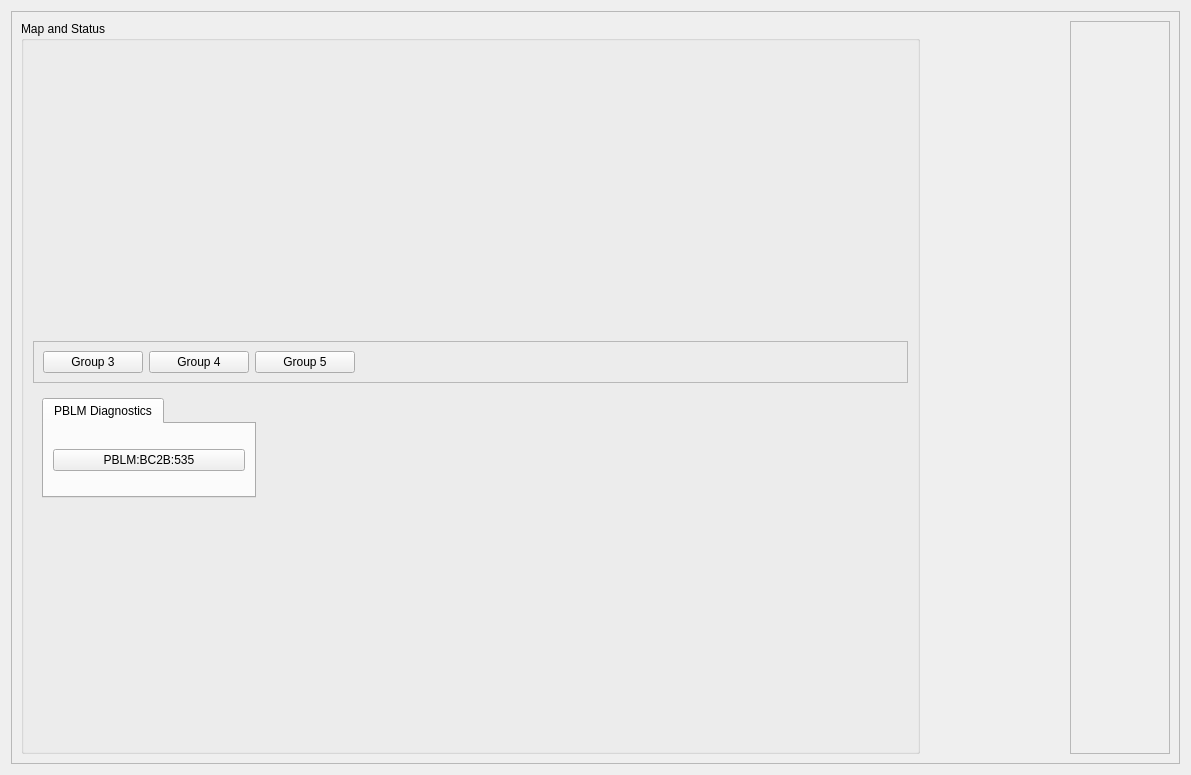
ad-build-test/pydm-mps, file l2b_main.ui: the form before one commit.
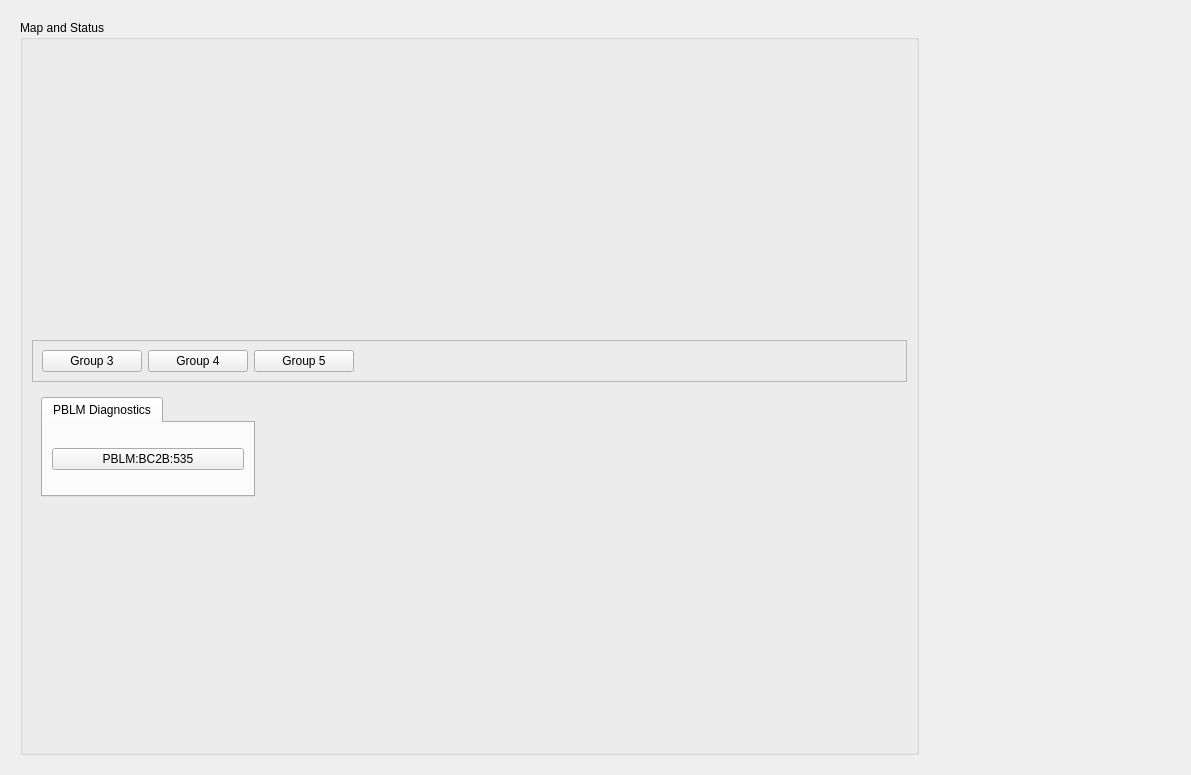
The form after the commit. Custom widgets are drawn as their Qt base class.

Patch:
```diff
--- a/l2b_main.ui
+++ b/l2b_main.ui
@@ -17,7 +17,7 @@
    <item row="0" column="0">
     <widget class="QFrame" name="frame_4">
      <property name="frameShape">
-      <enum>QFrame::StyledPanel</enum>
+      <enum>QFrame::NoFrame</enum>
      </property>
      <property name="frameShadow">
       <enum>QFrame::Raised</enum>
@@ -257,7 +257,7 @@
       <item row="0" column="2">
        <widget class="QFrame" name="frame_3">
         <property name="frameShape">
-         <enum>QFrame::StyledPanel</enum>
+         <enum>QFrame::NoFrame</enum>
         </property>
         <property name="frameShadow">
          <enum>QFrame::Raised</enum>
```
